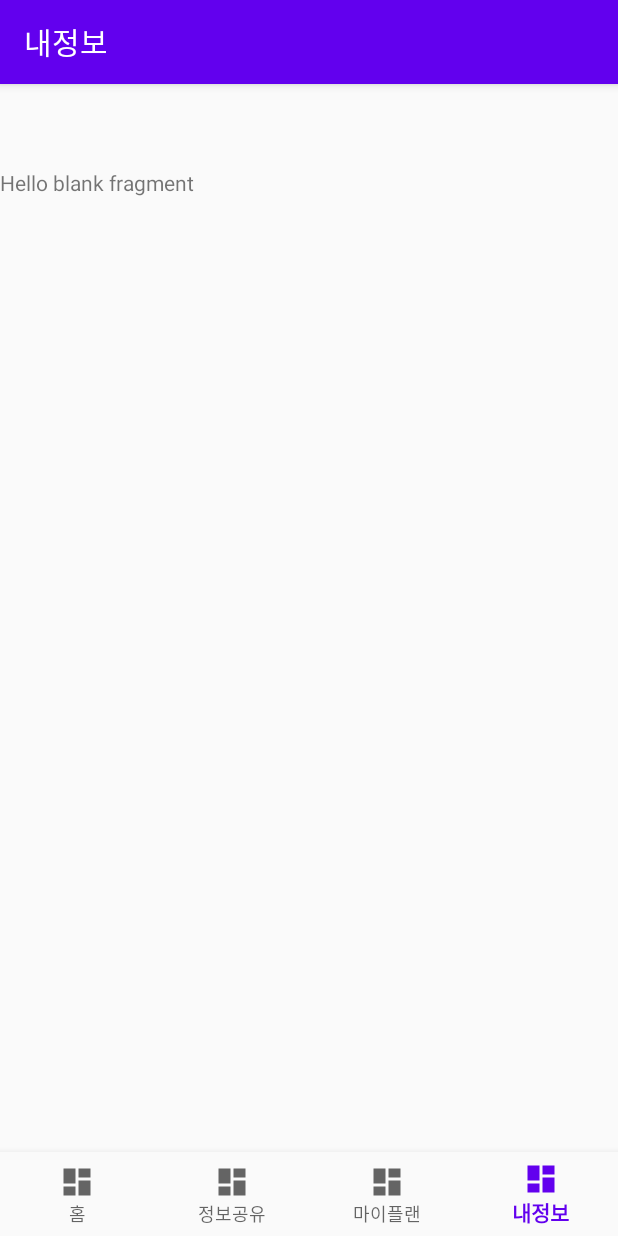
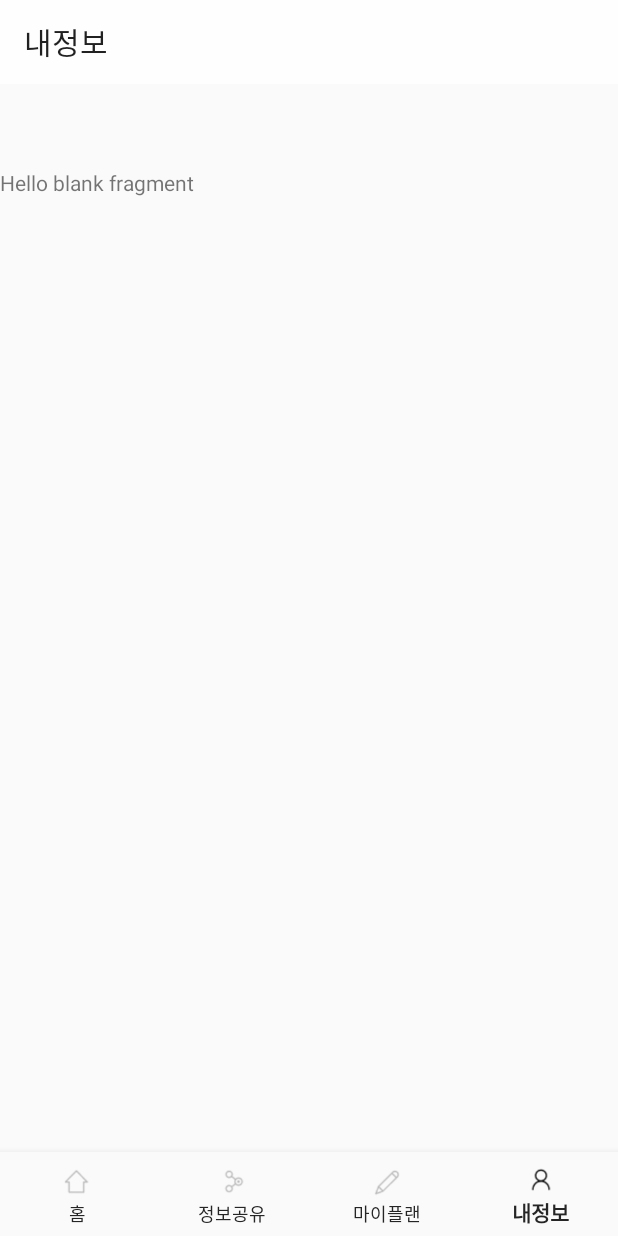
Before and after one commit to yunjaena/Naeilro, an Android app: the screen it shows after launch (MainActivity), item 4 of the bottom bar chosen, on a phone screen of 412 x 824 dp. Run offline under Robolectric (Android 15) with nearby library versions, the phone set to English and light mode, and no system bars; our stand-ins replace navigation-ui.

Commit message:
Add bottom icon img and change actionbar

```diff
--- a/app/src/main/AndroidManifest.xml
+++ b/app/src/main/AndroidManifest.xml
@@ -10,7 +10,7 @@
         android:label="@string/app_name"
         android:roundIcon="@mipmap/ic_launcher_round"
         android:supportsRtl="true"
-        android:theme="@style/AppTheme" >
+        android:theme="@style/Theme.Nailro" >
         <activity android:name=".MainActivity" >
             <intent-filter>
                 <action android:name="android.intent.action.MAIN" />
--- a/app/src/main/java/com/koreatech/naeilro/MainActivity.java
+++ b/app/src/main/java/com/koreatech/naeilro/MainActivity.java
@@ -3,6 +3,7 @@ package com.koreatech.naeilro;
 import android.os.Bundle;
 import com.google.android.material.bottomnavigation.BottomNavigationView;
 import androidx.appcompat.app.AppCompatActivity;
+import androidx.appcompat.widget.Toolbar;
 import androidx.navigation.NavController;
 import androidx.navigation.Navigation;
 import androidx.navigation.ui.AppBarConfiguration;
@@ -14,13 +15,15 @@ public class MainActivity extends AppCompatActivity {
     protected void onCreate(Bundle savedInstanceState) {
         super.onCreate(savedInstanceState);
         setContentView(R.layout.activity_main);
+        getSupportActionBar().setElevation(0);
+
 
         BottomNavigationView navView = findViewById(R.id.nav_view);
         // Passing each menu ID as a set of Ids because each
         // menu should be considered as top level destinations.
         AppBarConfiguration appBarConfiguration = new AppBarConfiguration.Builder(
-                R.id.navigation_home, R.id.navigation_shared_info, R.id.navigation_my_plan, R.id.navigation_my_info)
-                .build();
+               R.id.navigation_home, R.id.navigation_shared_info, R.id.navigation_my_plan, R.id.navigation_my_info)
+              .build();
         NavController navController = Navigation.findNavController(this, R.id.nav_host_fragment);
         NavigationUI.setupActionBarWithNavController(this, navController, appBarConfiguration);
         NavigationUI.setupWithNavController(navView, navController);
--- /dev/null
+++ b/app/src/main/res/drawable/bottom_button_selector.xml
@@ -0,0 +1,6 @@
+<?xml version="1.0" encoding="utf-8"?>
+<selector xmlns:android="http://schemas.android.com/apk/res/android">
+    <item android:color="#000000" android:state_checked="true"></item>
+    <item android:color="#BBBBBB" android:state_checked="false"></item>
+
+</selector>
--- a/app/src/main/res/layout/activity_main.xml
+++ b/app/src/main/res/layout/activity_main.xml
@@ -18,6 +18,8 @@
         app:layout_constraintBottom_toBottomOf="parent"
         app:layout_constraintLeft_toLeftOf="parent"
         app:layout_constraintRight_toRightOf="parent"
+        app:itemTextColor="@color/black"
+        app:itemIconTint="@drawable/bottom_button_selector"
         app:menu="@menu/bottom_nav_menu"/>
 
     <fragment
--- a/app/src/main/res/menu/bottom_nav_menu.xml
+++ b/app/src/main/res/menu/bottom_nav_menu.xml
@@ -3,24 +3,24 @@
     xmlns:app="http://schemas.android.com/apk/res-auto">
     <item
         android:id="@+id/navigation_home"
-        android:icon="@drawable/ic_dashboard_black_24dp"
+        android:icon="@drawable/ic_home"
         app:showAsAction="always|withText"
         android:title="@string/bottom_nav_home" />
 
     <item
         android:id="@+id/navigation_shared_info"
-        android:icon="@drawable/ic_dashboard_black_24dp"
+        android:icon="@drawable/ic_sharedinfo"
         app:showAsAction="always|withText"
         android:title="@string/bottom_nav_shared_info" />
 
     <item
         android:id="@+id/navigation_my_plan"
-        android:icon="@drawable/ic_dashboard_black_24dp"
+        android:icon="@drawable/ic_myplan"
         app:showAsAction="always|withText"
         android:title="@string/bottom_nav_my_plan" />
     <item
         android:id="@+id/navigation_my_info"
-        android:icon="@drawable/ic_dashboard_black_24dp"
+        android:icon="@drawable/ic_myinfo"
         app:showAsAction="always|withText"
         android:title="@string/bottom_nav_my_info" />
 </menu>
--- a/app/src/main/res/values/styles.xml
+++ b/app/src/main/res/values/styles.xml
@@ -3,9 +3,35 @@
     <!-- Base application theme. -->
     <style name="AppTheme" parent="Theme.AppCompat.Light.DarkActionBar">
         <!-- Customize your theme here. -->
-        <item name="colorPrimary">@color/colorPrimary</item>
+        <item name="colorPrimary">@color/background</item>
         <item name="colorPrimaryDark">@color/colorPrimaryDark</item>
         <item name="colorAccent">@color/colorAccent</item>
     </style>
 
+    <style name="Theme.Nailro" parent="Theme.AppCompat.Light">
+        <!-- Customize your theme here. -->
+        <item name="colorPrimary">@color/background</item>
+        <item name="colorPrimaryDark">@color/colorPrimaryDark</item>
+        <item name="colorAccent">@color/colorAccent</item>
+        <item name="elevation">0dp</item>
+    </style>
+    <style name="AppTheme.MainTheme">
+        <item name="android:actionBarStyle">@style/MyActionBar</item>
+        <item name="elevation">0dp</item>
+    </style>
+    <style name="MyActionBar" parent="@android:style/Widget.Holo.Light.ActionBar.Solid">
+        <item name="android:background">#00479b</item>
+        <item name="android:titleTextStyle">@style/ActionBarTextColor</item>
+        <item name="elevation">0dp</item>
+    </style>
+    <style name="ActionBarTextColor" parent="android:TextAppearance.Holo.Widget.ActionBar.Title">
+        <item name="android:textColor">#000000</item>
+        <item name="elevation">0dp</item>
+    </style>
+
+
+
+
+
+
 </resources>
```
Also changed, not shown: app/src/main/res/layout/base_navigation_bar_bottom.xml (deleted, +0 -132 lines), app/src/main/res/layout/base_tool_bar.xml (added, +21 -0 lines), app/src/main/res/drawable/ic_home.png (added), app/src/main/res/drawable/ic_myinfo.png (added), app/src/main/res/drawable/ic_myplan.png (added), app/src/main/res/drawable/ic_sharedinfo.png (added).
